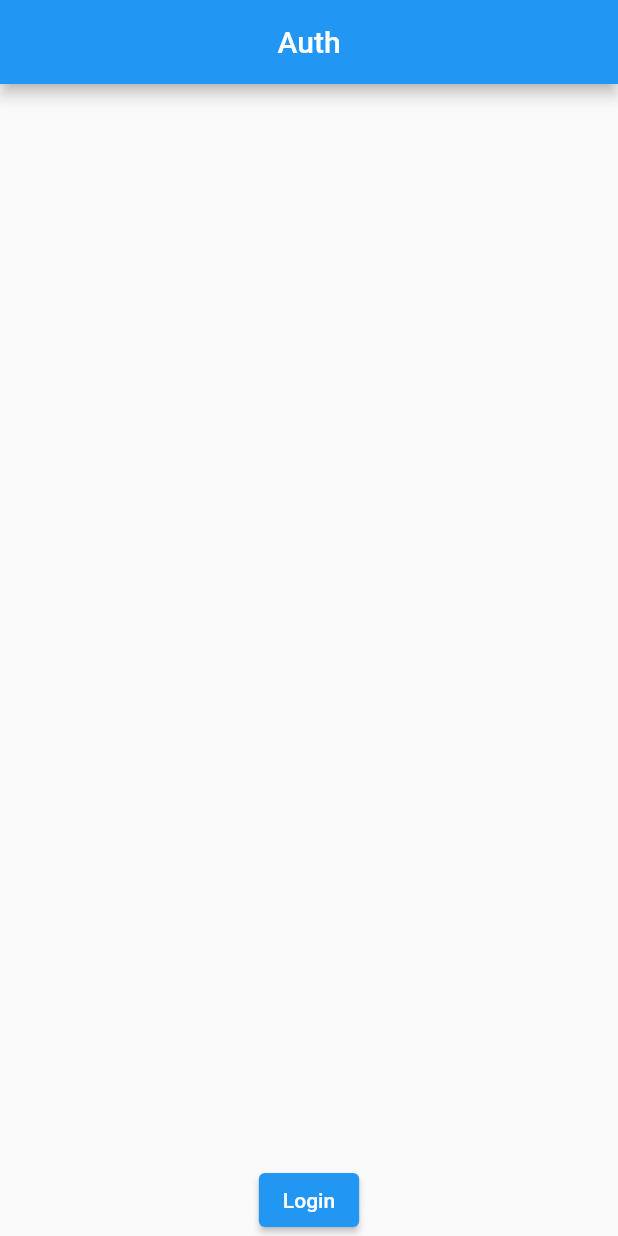
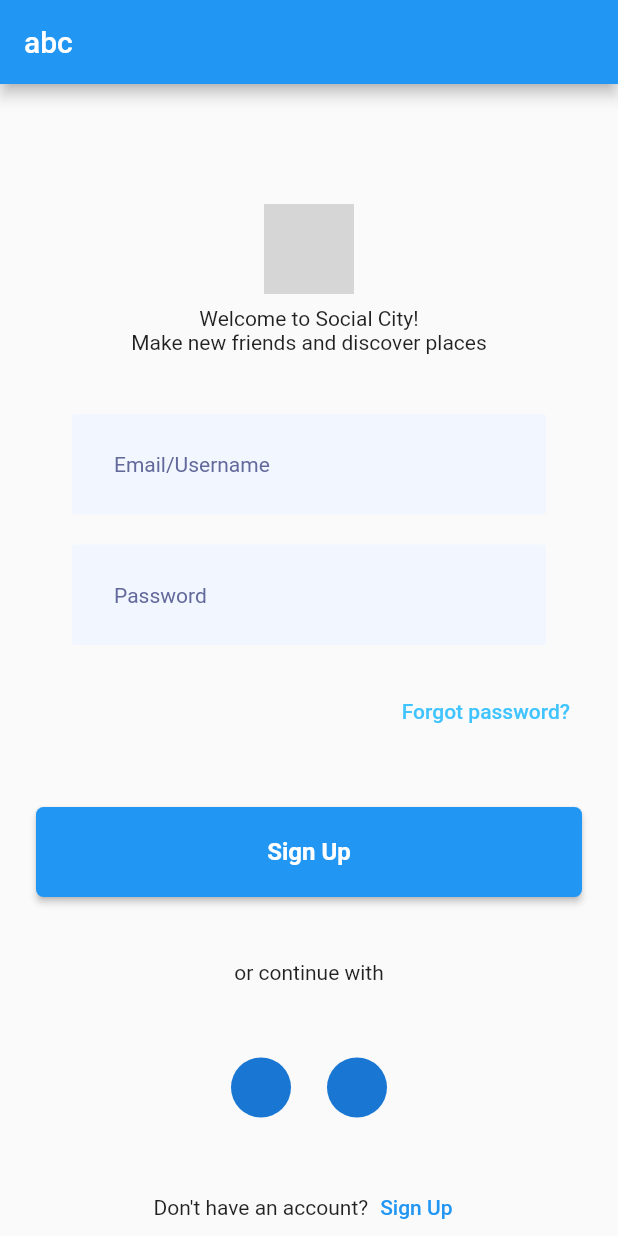
Before and after one commit to dangngocduc/agiletech_sample, a Flutter app: the screen it shows after launch, on a phone screen of 412 x 824 dp. Run offline on Flutter 3.47's test engine with Material 2 defaults, Android fonts, the phone set to English and light mode, and no system bars; our stand-ins replace date_time_picker, dio; grey boxes are pictures that could not be loaded.

Commit message:
update ui & formfield

```diff
--- a/lesson/auth_nav/lib/application.dart
+++ b/lesson/auth_nav/lib/application.dart
@@ -1,6 +1,8 @@
 import 'dart:developer' as developer;
 import 'package:flutter/material.dart';
-import 'package:auth_nav/pages/auth/auth.dart';
+import 'pages/auth/sign_in.dart';
+import 'pages/auth/sign_up_screen.dart';
+
 class Application extends StatefulWidget {
   static const ROUTE_NAME = 'Application';
 
@@ -14,7 +16,7 @@ class _ApplicationState extends State<Application> {
   @override
   Widget build(BuildContext context) {
     return MaterialApp(
-      home: Auth(),
+      home: SignIn(),
     );
   }
 }
--- a/lesson/auth_nav/lib/pages/auth/auth.dart
+++ b/lesson/auth_nav/lib/pages/auth/auth.dart
@@ -1,6 +1,7 @@
 import 'dart:developer' as developer;
-import 'package:auth_nav/pages/home/home.dart';
 import 'package:flutter/material.dart';
+
+import '../home/home.dart';
 
 class Auth extends StatefulWidget {
   static const ROUTE_NAME = 'Auth';
--- a/lesson/auth_nav/lib/pages/auth/sign_in.dart
+++ b/lesson/auth_nav/lib/pages/auth/sign_in.dart
@@ -0,0 +1,126 @@
+import 'dart:developer' as developer;
+import 'package:flutter/material.dart';
+
+import '../../formfields/text_form_field.dart';
+import '../../formfields/text_form_field.dart';
+
+import 'package:flutter/cupertino.dart';
+import 'sign_up_screen.dart';
+
+class SignIn extends StatefulWidget {
+  static const ROUTE_NAME = 'SignIn';
+  @override
+  _SignInState createState() => _SignInState();
+}
+
+class _SignInState extends State<SignIn> {
+  static const TAG = 'SignIn';
+  final _formKey = GlobalKey<FormState>();
+  @override
+  Widget build(BuildContext context) {
+    return Scaffold(
+      appBar: AppBar(title: Text("abc"),),
+      body: SingleChildScrollView(
+        child: Form(
+          key: _formKey,
+            child: Padding(
+              padding: EdgeInsets.only(left: 24, right: 24, top: 80),
+              child: Column(
+                crossAxisAlignment: CrossAxisAlignment.center,
+                children: [
+                  CircleAvatar(
+                    backgroundImage: AssetImage("assets/orange.jpg"),
+                    radius: 30,
+                  ),
+                  SizedBox(
+                    height: 8,
+                  ),
+                  Text("Welcome to Social City!"),
+                  Text("Make new friends and discover places"),
+                  SizedBox(
+                    height: 40,
+                  ),
+                  MyTextFormField(
+                    txtInPut: "Email/Username",
+                    validator: (value) {
+                      if (value == null || value.isEmpty) {
+                        return 'Please enter UserName';
+                      }
+                    },
+                  ),
+                  MyTextFormField(
+                    txtInPut: "Password",
+                    validator: (value) {
+                      if (value == null || value.isEmpty) {
+                        return 'Please enter Password';
+                      }
+                    },
+                  ),
+                  Row(mainAxisAlignment: MainAxisAlignment.end,
+                    children: [
+                    TextButton(
+                          child: Text(
+                            "Forgot password?",
+                            style: TextStyle(color: Colors.lightBlueAccent),
+                          ),
+                          onPressed: () {},
+                        )
+
+                  ],),
+
+
+
+                  SizedBox(height: 40,),
+                  ConstrainedBox(
+                    constraints: BoxConstraints.tightFor(
+                        width: 400, height: 60),
+                    child: ElevatedButton(
+                      onPressed: () {
+                        _formKey.currentState!.save();
+                        if (_formKey.currentState!.validate()) {
+                          Scaffold.of(context).showSnackBar(SnackBar(
+                            content: Text('success'),
+                            behavior: SnackBarBehavior.floating,
+                          ));
+                        }
+                      },
+                      child: Text(
+                        "Sign Up",
+                        style: TextStyle(color: Colors.white, fontSize: 16, fontWeight: FontWeight.bold),
+                      ),
+                      style: ElevatedButton.styleFrom(
+                        primary: Colors.blue,
+                        shape: new RoundedRectangleBorder(
+                          borderRadius:
+                          new BorderRadius.circular(5.0),
+                        ),
+                      ),
+                    ),
+                  ),
+                  SizedBox(height: 42,),
+                  Text("or continue with"),
+                  SizedBox(height: 49,),
+                  Row(mainAxisAlignment: MainAxisAlignment.center,
+                    children: [
+                    CircleAvatar(),
+                    SizedBox(width: 24,),
+                    CircleAvatar(),
+                  ],),
+                  SizedBox(height: 36,),
+                  Row(mainAxisAlignment: MainAxisAlignment.center,
+                    children: [Text("Don't have an account?"),
+                  TextButton(onPressed: (){
+                    Navigator.of(context).push(
+                        MaterialPageRoute(builder: (context) => SignUpScreen())
+                    );
+
+                  }, child: Text("Sign Up", style: TextStyle(color: Colors.blue),))],),
+
+                ],
+              ),
+            ),
+        ),
+      ),
+    );
+  }
+}
--- a/lesson/auth_nav/lib/pages/auth/sign_up_screen.dart
+++ b/lesson/auth_nav/lib/pages/auth/sign_up_screen.dart
@@ -1,10 +1,11 @@
-import 'package:demo_flutter_app/date_form_2_field.dart';
-import 'package:demo_flutter_app/pass_word_form_field.dart';
-import 'package:demo_flutter_app/text_form_field.dart';
+
 import 'package:flutter/cupertino.dart';
 import 'package:flutter/material.dart';
 import 'package:date_time_picker/date_time_picker.dart';
-import 'date_form_field.dart';
+
+import '../../formfields/date_form_2_field.dart';
+import '../../formfields/pass_word_form_field.dart';
+import '../../formfields/text_form_field.dart';
 
 class SignUpScreen extends StatefulWidget {
   @override
@@ -166,9 +167,6 @@ class _SignUpScreen extends State<SignUpScreen> {
                         } else if (value.length < 8) {
                           return "enter password false";
                         }
-                        // setState(() {
-                        //   _passWord = value;
-                        // });
                       },
                       onSaved: (value){
                         _passWord = value!;
@@ -182,7 +180,6 @@ class _SignUpScreen extends State<SignUpScreen> {
                         } else if (value != _passWord) {
                           return "confirm password false";
                         }
-                        setState(() {});
                       },
                     ),
                     Padding(
@@ -214,7 +211,6 @@ class _SignUpScreen extends State<SignUpScreen> {
                                     borderRadius:
                                         new BorderRadius.circular(5.0),
                                   ),
-
                                 ),
                               ),
                             ),
@@ -271,17 +267,6 @@ class _SignUpScreen extends State<SignUpScreen> {
                                 ),
                               ),
                             ),
-                            Text("${selectedDate.toLocal()}".split(' ')[0]),
-                            ElevatedButton(
-                                onPressed: () {
-                                  // _selectDate(context);
-                                  selectedDate = showDatePicker(
-                                      context: context,
-                                      initialDate: selectedDate,
-                                      firstDate: DateTime(2015, 8),
-                                      lastDate: DateTime(2101)) as DateTime;
-                                },
-                                child: Text("abc"))
                           ],
                         )),
                   ],
--- a/pubspec.yaml
+++ b/pubspec.yaml
@@ -11,6 +11,7 @@ dependencies:
   cupertino_icons: ^1.0.2
   json_annotation: ^4.0.1
   dio: 4.0.0
+  date_time_picker: ^2.0.0
 
 dev_dependencies:
   flutter_test:
```
Also changed, not shown: lesson/auth_nav/lib/formfields/text_form_field.dart (+0 -11 lines), lesson/auth_nav/pubspec.yaml (+6 -1 lines), lesson/auth_nav/pubspec.lock, pubspec.lock.
